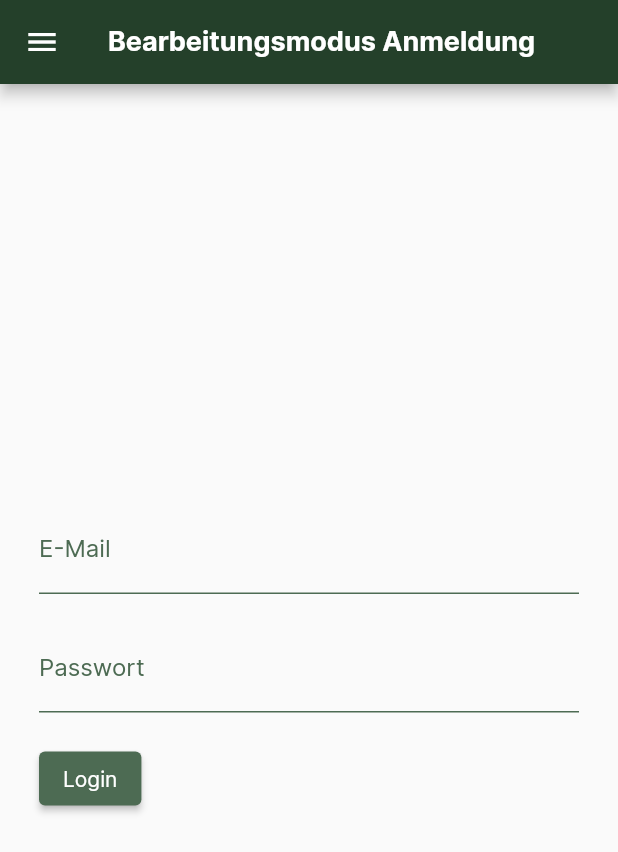
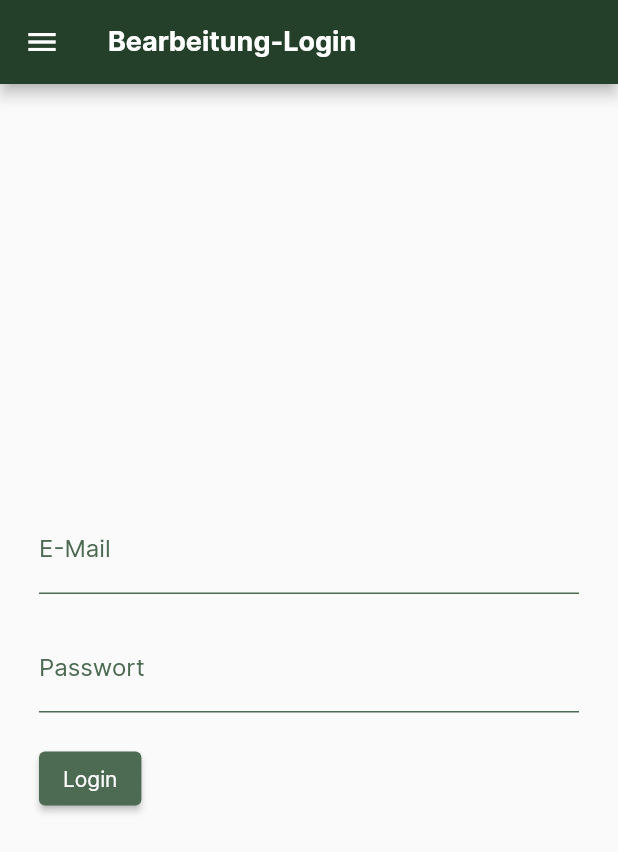
Before and after one commit to mnospacd/hausaufgaben., a Flutter app: the SignInPage screen opened directly, on a phone screen of 412 x 824 dp. Shown: the top 852 px of the screen. Run offline on Flutter 3.47's test engine with Material 2 defaults, Android fonts, the phone set to English and light mode, and no system bars; our stand-ins replace cloud_firestore, firebase_auth, firebase_core, shared_preferences; accounts and stored records are empty.

Commit message:
change appbar text for smaller devices

```diff
--- a/lib/pages/editmode/sign_in.dart
+++ b/lib/pages/editmode/sign_in.dart
@@ -20,7 +20,7 @@ class SignInPage extends StatelessWidget {
             statusBarColor: AppTheme.greyDarkGreen
         ),
         title: Text(
-          'Bearbeitungsmodus Anmeldung',
+          'Bearbeitung-Login',
           style: AppTheme.textTheme.headline6,
         ),
       ),
--- a/pubspec.yaml
+++ b/pubspec.yaml
@@ -15,7 +15,7 @@ publish_to: 'none' # Remove this line if you wish to publish to pub.dev
 # In iOS, build-name is used as CFBundleShortVersionString while build-number used as CFBundleVersion.
 # Read more about iOS versioning at
 # https://developer.apple.com/library/archive/documentation/General/Reference/InfoPlistKeyReference/Articles/CoreFoundationKeys.html
-version: 1.0.2+5
+version: 1.0.2+6
 
 environment:
   sdk: ">=2.16.2 <3.0.0"
```
